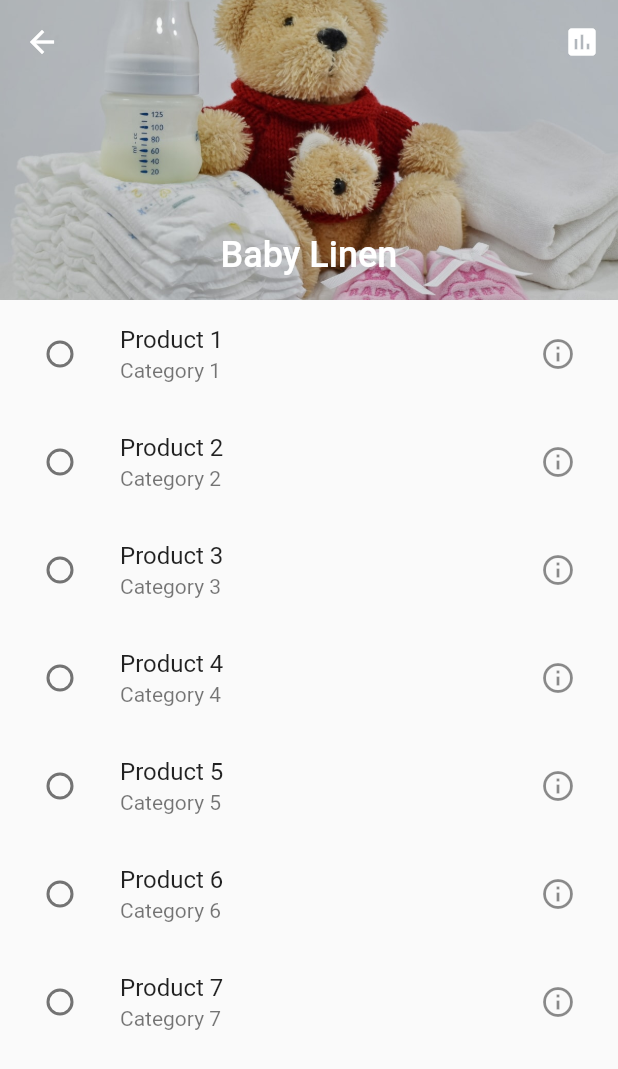
After one commit to ReccaFlames/pregnancy_card, a Flutter app: the screen it shows after launch, after a tap on an icon or button, on a phone screen of 412 x 824 dp. The commit adds this screen. Shown: the top 1069 px of the screen. Run offline on Flutter 3.47's test engine with Material 2 defaults, Android fonts, the phone set to English and light mode, and no system bars; our stand-ins replace circular_check_box; network calls fail; project files that could hold a hidden picture were left out.

Commit message:
Added baby linen page

```diff
--- /dev/null
+++ b/lib/baby_linen_page.dart
@@ -0,0 +1,133 @@
+import 'package:circular_check_box/circular_check_box.dart';
+import 'package:flutter/material.dart';
+
+class BabyLinenPage extends StatefulWidget {
+  @override
+  State<StatefulWidget> createState() => BabyLinenPageState();
+}
+
+class BabyLinenPageState extends State<BabyLinenPage> {
+
+  @override
+  Widget build(BuildContext context) {
+
+    var screenWidth = MediaQuery.of(context).size.width;
+
+    return Scaffold(
+      body: NestedScrollView(
+        headerSliverBuilder: (BuildContext context, bool innerBoxIsScrolled) {
+          return <Widget>[
+            SliverAppBar(
+              expandedHeight: 200.0,
+              floating: false,
+              pinned: true,
+              iconTheme: IconThemeData(
+                color: Colors.white,
+              ),
+              actions: <Widget>[
+                IconButton(
+                  icon: Icon(
+                    Icons.insert_chart,
+                    color: Colors.white,
+                  ),
+                  onPressed: () {
+
+                  },
+                ),
+              ],
+              flexibleSpace: FlexibleSpaceBar(
+                centerTitle: true,
+                title: Text("Baby Linen",
+                  style: TextStyle(
+                    color: Colors.white,
+                    fontSize: 16.0,
+                  ),
+                ),
+                background: Image.asset(
+                  'images/babyLinenTedy.jpeg',
+                  width: screenWidth,
+                  height: 200.0,
+                  fit: BoxFit.cover,
+                ),
+              ),
+            ),
+          ];
+        },
+        body: _babyLinenList(),
+      ),
+    );
+  }
+
+  List<Product> data = [Product(1, "Product 1", "Category 1"),
+                        Product(2, "Product 2", "Category 2"),
+                        Product(3, "Product 3", "Category 3"),
+                        Product(4, "Product 4", "Category 4"),
+                        Product(5, "Product 5", "Category 5"),
+                        Product(6, "Product 6", "Category 6"),
+                        Product(7, "Product 7", "Category 7"),
+                        ];
+
+  _onReorder(int oldindex, int newIndex) {
+    setState(() {
+      print("reorder");
+      if(newIndex > oldindex) {
+        newIndex -= 1;
+      }
+      var x = data.removeAt(oldindex);
+      data.insert(newIndex, x);
+    });
+  }
+
+  _babyLinenList() {
+    return ReorderableListView(
+      children: data.map((product) =>
+          _buildListItem(product)
+      ).toList(),
+      onReorder: _onReorder,
+    );
+  }
+
+  ListTile _buildListItem(product) {
+    return ListTile(
+      leading: CircularCheckBox(
+        activeColor: Theme.of(context).primaryColorDark,
+        value: product.getStatus(),
+        materialTapTargetSize: MaterialTapTargetSize.padded,
+        onChanged: (bool x) {
+          setState(() =>  product.invertStatus());
+        },
+      ),
+      key: ObjectKey(product.name),
+      title: Text("${product.name}"),
+      subtitle: Text('${product.category}'),
+      trailing: IconButton(
+        icon: Icon(Icons.info_outline),
+        onPressed: () {
+        },
+      ),
+//      onTap: () {
+//        print("TAP");
+//        setState(() =>  product.invertStatus());
+//      },
+    );
+  }
+
+}
+
+class Product {
+  int id;
+  String name;
+  String category;
+  bool _status = false;
+
+  Product(this.id, this.name, this.category);
+
+  getStatus() {
+    return _status;
+  }
+
+  invertStatus() {
+    _status = !_status;
+  }
+
+}
--- a/lib/home_page.dart
+++ b/lib/home_page.dart
@@ -1,4 +1,5 @@
 import 'package:flutter/material.dart';
+import 'package:pregnancy_card/baby_linen_page.dart';
 import 'dart:ui';
 import 'progress_painter.dart';
 
@@ -174,6 +175,8 @@ class HomePageViewState extends State<HomePageView> {
     return Card(
       elevation: 5.0,
       margin: new EdgeInsets.symmetric(horizontal: 10.0, vertical: 6.0),
+      child: InkWell(
+        onTap: _navigateBabyLinenPage,
         child: Container(
           padding: EdgeInsets.all(15.0),
           child: Column(
@@ -202,9 +205,13 @@ class HomePageViewState extends State<HomePageView> {
             ],
           ),
         ),
+      ),
     );
   }
 
+  _navigateBabyLinenPage() {
+    Navigator.push(context, MaterialPageRoute(builder: (context) => BabyLinenPage()),);
+  }
 
   @override
   Widget build(BuildContext context) {
--- a/pubspec.yaml
+++ b/pubspec.yaml
@@ -11,6 +11,7 @@ dependencies:
     sdk: flutter
   flutter_svg: ^0.15.0
   intl: ^0.16.0
+  circular_check_box: ^1.0.1
 
   cupertino_icons: ^0.1.2
 
```
Also changed, not shown: images/babyLinenTedy.jpeg (added), pubspec.lock. Lines whose indentation alone changed are shown as unchanged.
